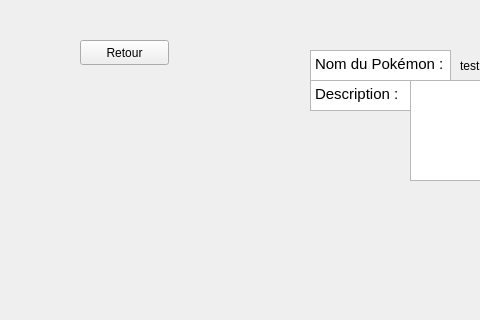
Qt form PokeGestion/gestion_page_tab.ui (Senqen/GestionPokemon) before a commit; both pictures show x 0 to 480 and y 0 to 320 of the 800 by 600 pixel window.
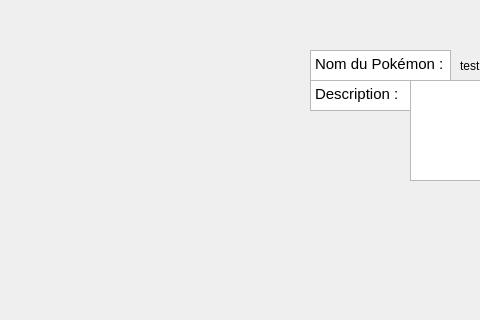
The same form after that commit.

Diff of the .ui file:
```diff
--- a/PokeGestion/gestion_page_tab.ui
+++ b/PokeGestion/gestion_page_tab.ui
@@ -86,19 +86,6 @@
 &lt;p style=&quot; margin-top:0px; margin-bottom:0px; margin-left:0px; margin-right:0px; -qt-block-indent:0; text-indent:0px;&quot;&gt;Nom du Pokémon :&lt;/p&gt;&lt;/body&gt;&lt;/html&gt;</string>
     </property>
    </widget>
-   <widget class="QPushButton" name="pushButton_2">
-    <property name="geometry">
-     <rect>
-      <x>80</x>
-      <y>40</y>
-      <width>89</width>
-      <height>25</height>
-     </rect>
-    </property>
-    <property name="text">
-     <string>Retour</string>
-    </property>
-   </widget>
    <widget class="QTextBrowser" name="textBrowser_2">
     <property name="geometry">
      <rect>
```
